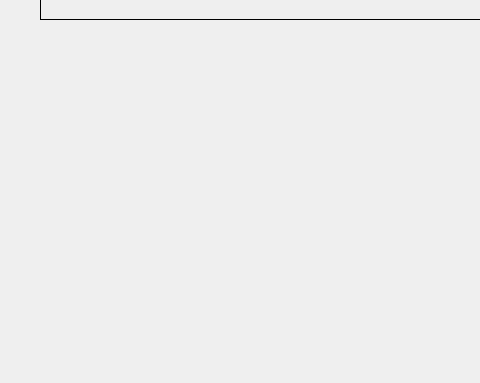
First picture: the form in xy_detect_base/ui/main_window.ui, repository mkdir-sweetiepie/mani_vision, before the edit; both pictures show x 0 to 480 and y 390 to 773 of the 1406 by 773 pixel window.
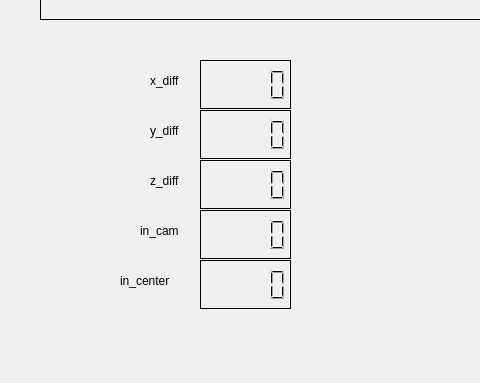
Second picture: the form after the edit. Icons and pictures are not drawn.

Diff of the .ui file:
```diff
--- a/xy_detect_base/ui/main_window.ui
+++ b/xy_detect_base/ui/main_window.ui
@@ -368,6 +368,136 @@
      </rect>
     </property>
    </widget>
+   <widget class="QLCDNumber" name="m_5">
+    <property name="geometry">
+     <rect>
+      <x>200</x>
+      <y>650</y>
+      <width>91</width>
+      <height>49</height>
+     </rect>
+    </property>
+    <property name="frameShadow">
+     <enum>QFrame::Plain</enum>
+    </property>
+   </widget>
+   <widget class="QLCDNumber" name="m_3">
+    <property name="geometry">
+     <rect>
+      <x>200</x>
+      <y>550</y>
+      <width>91</width>
+      <height>49</height>
+     </rect>
+    </property>
+    <property name="frameShadow">
+     <enum>QFrame::Plain</enum>
+    </property>
+   </widget>
+   <widget class="QLCDNumber" name="m_4">
+    <property name="geometry">
+     <rect>
+      <x>200</x>
+      <y>600</y>
+      <width>91</width>
+      <height>49</height>
+     </rect>
+    </property>
+    <property name="frameShadow">
+     <enum>QFrame::Plain</enum>
+    </property>
+   </widget>
+   <widget class="QLCDNumber" name="m_2">
+    <property name="geometry">
+     <rect>
+      <x>200</x>
+      <y>500</y>
+      <width>91</width>
+      <height>49</height>
+     </rect>
+    </property>
+    <property name="frameShadow">
+     <enum>QFrame::Plain</enum>
+    </property>
+   </widget>
+   <widget class="QLCDNumber" name="m_1">
+    <property name="geometry">
+     <rect>
+      <x>200</x>
+      <y>450</y>
+      <width>91</width>
+      <height>49</height>
+     </rect>
+    </property>
+    <property name="frameShadow">
+     <enum>QFrame::Plain</enum>
+    </property>
+   </widget>
+   <widget class="QLabel" name="label_2">
+    <property name="geometry">
+     <rect>
+      <x>150</x>
+      <y>450</y>
+      <width>41</width>
+      <height>41</height>
+     </rect>
+    </property>
+    <property name="text">
+     <string>x_diff</string>
+    </property>
+   </widget>
+   <widget class="QLabel" name="label_3">
+    <property name="geometry">
+     <rect>
+      <x>150</x>
+      <y>500</y>
+      <width>41</width>
+      <height>41</height>
+     </rect>
+    </property>
+    <property name="text">
+     <string>y_diff</string>
+    </property>
+   </widget>
+   <widget class="QLabel" name="label_4">
+    <property name="geometry">
+     <rect>
+      <x>150</x>
+      <y>550</y>
+      <width>41</width>
+      <height>41</height>
+     </rect>
+    </property>
+    <property name="text">
+     <string>z_diff</string>
+    </property>
+   </widget>
+   <widget class="QLabel" name="label_5">
+    <property name="geometry">
+     <rect>
+      <x>140</x>
+      <y>600</y>
+      <width>51</width>
+      <height>41</height>
+     </rect>
+    </property>
+    <property name="text">
+     <string>in_cam</string>
+    </property>
+   </widget>
+   <widget class="QLabel" name="label_6">
+    <property name="geometry">
+     <rect>
+      <x>120</x>
+      <y>650</y>
+      <width>71</width>
+      <height>41</height>
+     </rect>
+    </property>
+    <property name="text">
+     <string>in_center</string>
+    </property>
+   </widget>
   </widget>
   <action name="action_Quit">
    <property name="text">
```
